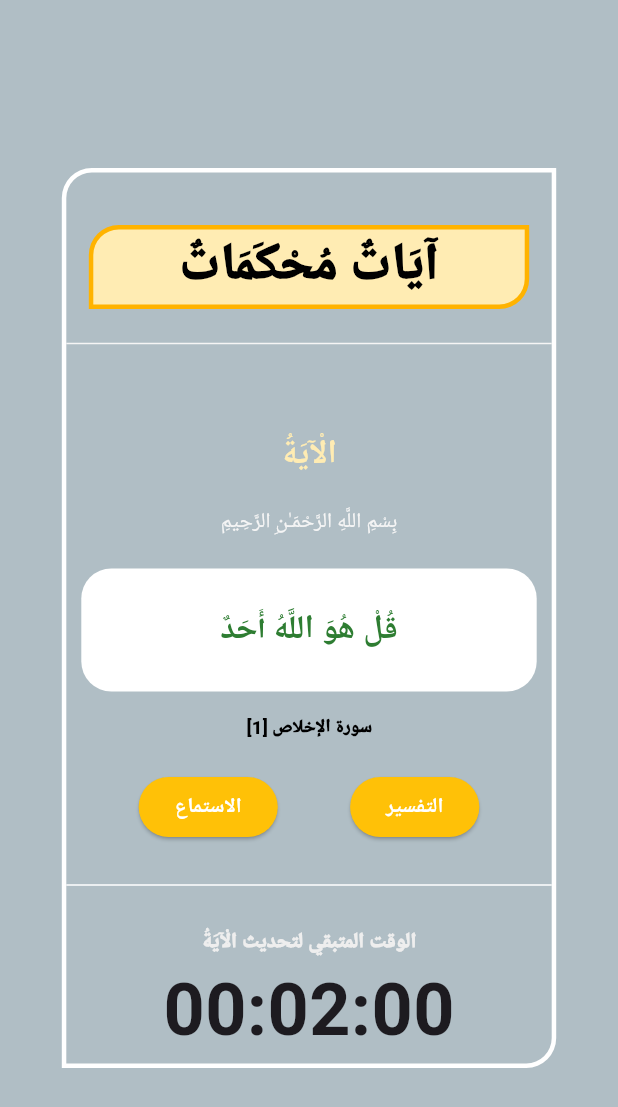
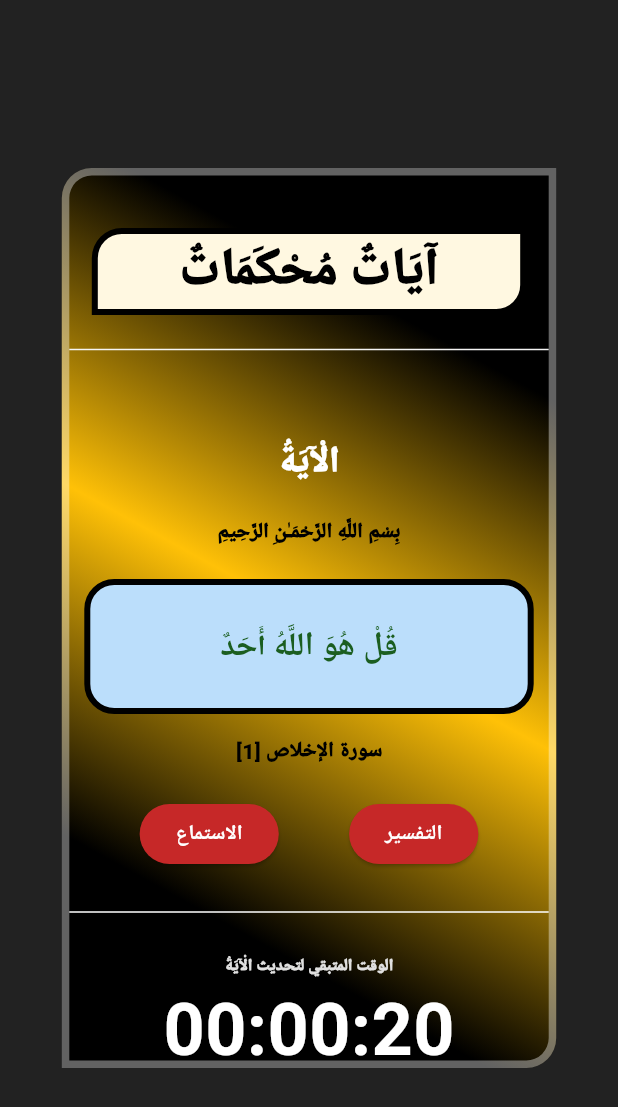
Before and after one commit to Mohammed-Al-Lail/Ayat_Application, a Flutter app: the first screen one second after launch, on a phone screen of 412 x 824 dp. Shown: the top 1107 px of the screen. Run offline on Flutter 3.47's test engine with Material 3 defaults, Android fonts, the light colour scheme and no system bars; our stand-ins replace audioplayers.

Commit message:
commit-2

```diff
--- a/lib/HomePageUtilites/AlAya_Container.dart
+++ b/lib/HomePageUtilites/AlAya_Container.dart
@@ -104,9 +104,13 @@ class _AlAyaContainerState extends State<AlAyaContainer> {
             padding: const EdgeInsets.all(25),
             margin: const EdgeInsets.all(10),
 
-            decoration: const BoxDecoration(
-              color: Colors.white,
-              borderRadius: BorderRadius.all(Radius.circular(20))
+            decoration:  BoxDecoration(
+              color: Colors.blue[100],
+              border: Border.all(
+                color: Colors.black,
+                width: 4
+              ),
+              borderRadius: const BorderRadius.all(Radius.circular(20))
             ),
 
             child: Center(
@@ -114,7 +118,7 @@ class _AlAyaContainerState extends State<AlAyaContainer> {
                 widget.aya.aya,
                 style: TextStyle(
                   fontSize: 22,
-                  color: Colors.green[800],
+                  color: Colors.green[900],
                   fontWeight: FontWeight.bold
                 ),
               ),
@@ -127,7 +131,7 @@ class _AlAyaContainerState extends State<AlAyaContainer> {
               "${widget.aya.sourahName} [${widget.aya.AyaNumber}]",
               style: const TextStyle(
                 color: Colors.black,
-                fontSize: 12,
+                fontSize: 14,
                 fontWeight: FontWeight.w900
               ),
             ),
@@ -145,8 +149,8 @@ class _AlAyaContainerState extends State<AlAyaContainer> {
                     ElevatedButton(
                       onPressed: widget.aya.playAudio,
 
-                      style: const ButtonStyle(
-                        backgroundColor: WidgetStatePropertyAll(Colors.amber)
+                      style:  ButtonStyle(
+                        backgroundColor: WidgetStatePropertyAll(Colors.red[800])
                       ),
 
                       child: const Text(
@@ -163,8 +167,8 @@ class _AlAyaContainerState extends State<AlAyaContainer> {
                     ElevatedButton(
                       onPressed: _showTafseerDialog,
 
-                      style: const ButtonStyle(
-                        backgroundColor: WidgetStatePropertyAll(Colors.amber)
+                      style:  ButtonStyle(
+                        backgroundColor: WidgetStatePropertyAll(Colors.red[800])
                       ),
                       child: const Text(
                         "التفسير",
--- a/lib/HomePageUtilites/mainTatleText.dart
+++ b/lib/HomePageUtilites/mainTatleText.dart
@@ -12,15 +12,15 @@ class mainTitleText extends StatelessWidget {
                 margin: const EdgeInsets.all(15),
 
                 decoration: BoxDecoration(
-                  color: Colors.amber[100],
+                  color: Colors.amber[50],
                   borderRadius: const BorderRadius.only(
                     topLeft: Radius.circular(20),
                     bottomRight: Radius.circular(20)
                   ),
                   border: Border.all(
 
-                    color: Colors.amber.shade600,
-                    width: 3
+                    color: Colors.black,
+                    width: 4
                   )
                 ),
 
--- a/lib/HomePageUtilites/timer.dart
+++ b/lib/HomePageUtilites/timer.dart
@@ -11,7 +11,7 @@ class myTimer extends StatefulWidget {
 class _myTimer extends State<myTimer> {
 
   late Timer _timer;
-  int _totalSeconds = 120; // Set your countdown time in seconds (43200 seconds = 12 hour)
+  int _totalSeconds = 20; // Set your countdown time in seconds (43200 seconds = 12 hour)
 
   void startTimer() {
 
@@ -29,7 +29,7 @@ class _myTimer extends State<myTimer> {
         Provider.of<AyaProvider>(context,listen: false).updateRandomIndex(); // update the random index from Ayaprovider
 
         setState(() {
-          _totalSeconds=120; // to restart The timer
+          _totalSeconds=20; // to restart The timer
         });
       }
     });
@@ -66,15 +66,15 @@ class _myTimer extends State<myTimer> {
             Text(
               "الوقت المتبقي لتحديث الْآيَةُ",
               style: TextStyle(
-                color: Colors.grey[200],
-                fontSize: 14,
+                color: Colors.grey[300],
+                fontSize: 11,
                 fontWeight: FontWeight.w900
               ),
             ),
 
             Text(
               formatTime(_totalSeconds),
-              style: const TextStyle(fontSize: 48, fontWeight: FontWeight.bold),
+              style: const TextStyle(fontSize: 48, fontWeight: FontWeight.bold,color: Colors.white),
             ),
           ],
         ),
--- a/lib/homePage.dart
+++ b/lib/homePage.dart
@@ -13,7 +13,7 @@ class homePage extends StatelessWidget {
 
     return Scaffold(
 
-      backgroundColor: Colors.blueGrey[200],
+      backgroundColor: Colors.black87,
 
       body:   SafeArea(
 
@@ -33,9 +33,25 @@ class homePage extends StatelessWidget {
                     ),
                     border: Border.all(
 
-                      color: Colors.white,
-                      width: 3
-                    )
+                      color: Colors.white38,
+                      width: 5
+                    ),
+
+                    gradient: const LinearGradient(
+                      colors: [
+                        Colors.black,
+                        Colors.amber,
+                        Colors.black,
+                      ],
+                      stops: [
+                        0.2,
+                        0.5,
+                        0.8
+                      ],
+
+                      begin: Alignment.topRight,
+                      end: Alignment.bottomLeft
+                      ),
                   ),
 
 
@@ -52,22 +68,23 @@ class homePage extends StatelessWidget {
 
 
             // Al Aya Text
-              Text(
+              const Text(
                 "الْآيَةُ",
                 style: TextStyle(
-                  color: Colors.amber[100],
-                  fontSize: 22,
-                  fontWeight: FontWeight.bold
+                  color: Colors.white,
+                  fontSize: 24,
+                  fontWeight: FontWeight.w900
 
                 ),
               ),
               const SizedBox(height: 20,),
 
             // Al basmallah Text
-              Text(
+              const Text(
                 "بِسْمِ اللَّهِ الرَّحْمَـٰنِ الرَّحِيمِ",
                 style: TextStyle(
-                  color: Colors.grey[100],
+                  color: Colors.black,
+                  fontWeight: FontWeight.w900
 
                 ),
               ),
```
Also changed, not shown: 1 other file.
